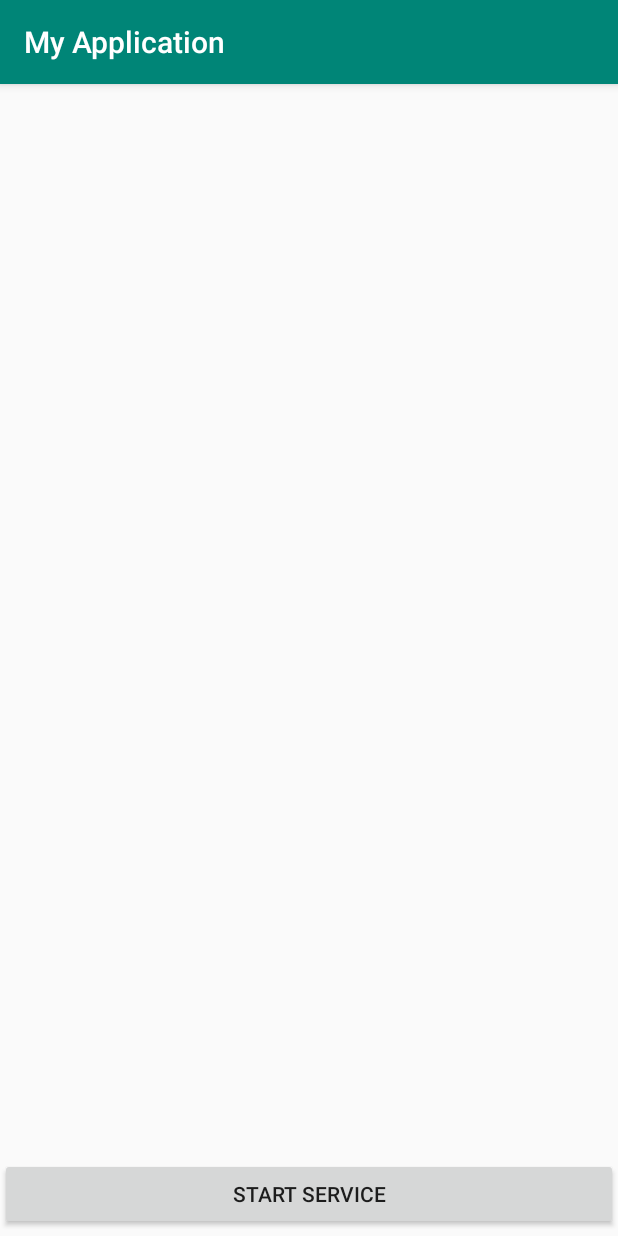
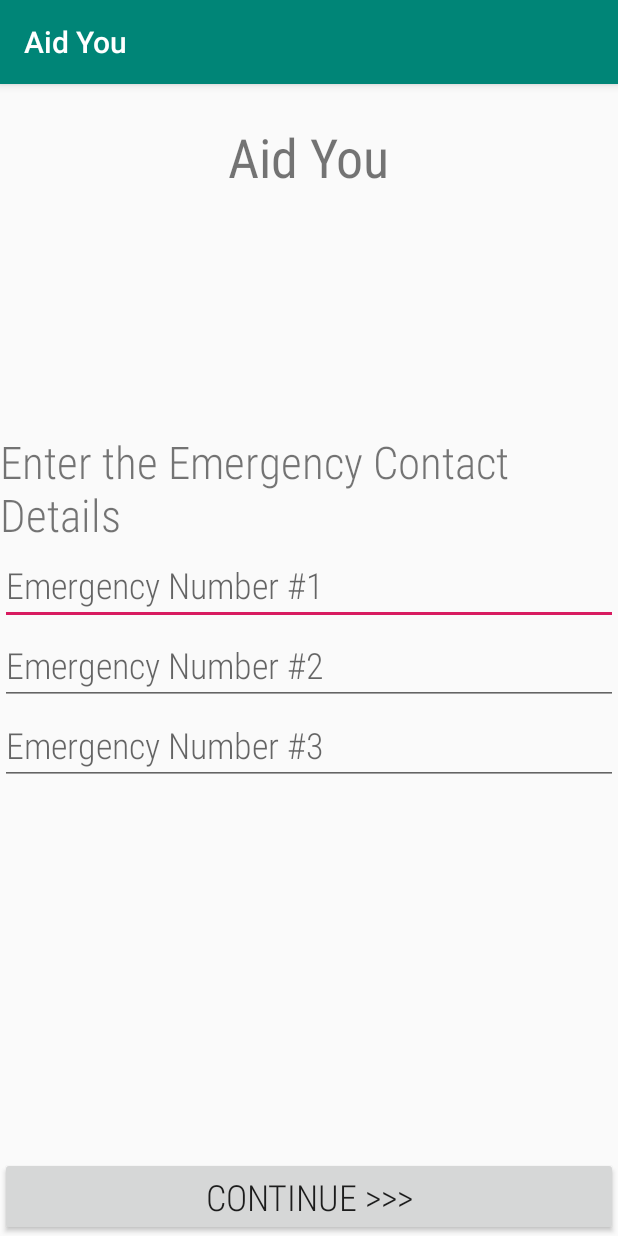
Before and after one commit to purushothkumar1472/AidOneProject, an Android app: the screen it shows after launch (MainActivity before the commit, ContactFetchActivity after it), on a phone screen of 412 x 824 dp. Run offline under Robolectric (Android 15) with nearby library versions, the phone set to English and light mode, and no system bars.

Commit message:
@sec commit purushoth 2/3/2020

```diff
--- a/app/src/main/AndroidManifest.xml
+++ b/app/src/main/AndroidManifest.xml
@@ -9,10 +9,12 @@
         android:roundIcon="@mipmap/ic_launcher_round"
         android:supportsRtl="true"
         android:theme="@style/AppTheme">
+        <activity android:name=".ContactFetchActivity"></activity>
+
         <receiver
             android:name=".MyReceiver"
             android:enabled="true"
-            android:exported="true"></receiver>
+            android:exported="true" />
 
         <service
             android:name=".AidService"
--- /dev/null
+++ b/app/src/main/java/in/apexcoders/myapplication/ContactFetchActivity.java
@@ -0,0 +1,65 @@
+package in.apexcoders.myapplication;
+
+import android.content.Intent;
+import android.content.SharedPreferences;
+import android.os.Bundle;
+import android.view.View;
+import android.widget.Button;
+import android.widget.EditText;
+
+import androidx.appcompat.app.AppCompatActivity;
+
+public class ContactFetchActivity extends AppCompatActivity {
+    Button enteredContactDetails;
+    EditText editenum1, editenum2, editenum3;
+    SharedPreferences sharedPreferences;
+    String enum1, enum2, enum3;
+
+    @Override
+    protected void onCreate(Bundle savedInstanceState) {
+        super.onCreate(savedInstanceState);
+        setContentView(R.layout.activity_contact_fetch);
+    }
+
+    @Override
+    protected void onStart() {
+        super.onStart();
+
+        enteredContactDetails = findViewById(R.id.enteredDetails);
+        editenum1 = findViewById(R.id.editEnum1);
+        editenum2 = findViewById(R.id.editEnum2);
+        editenum3 = findViewById(R.id.editEnum3);
+
+        sharedPreferences = getSharedPreferences("PreferenceAidYou", 0);
+        final SharedPreferences.Editor editor = sharedPreferences.edit();
+        enum1 = sharedPreferences.getString("EmergencyNum1", "");
+        enum2 = sharedPreferences.getString("EmergencyNum2", "");
+        enum3 = sharedPreferences.getString("EmergencyNum3", "");
+        if (!enum1.equals("")) {
+            editenum1.setText(enum1);
+        }
+
+        if (!enum2.equals("")) {
+            editenum2.setText(enum2);
+        }
+
+        if (!enum3.equals("")) {
+            editenum3.setText(enum3);
+        }
+
+        enteredContactDetails.setOnClickListener(new View.OnClickListener() {
+            @Override
+            public void onClick(View v) {
+                editor.putString("EmergencyNum1", editenum1.getText().toString());
+                editor.putString("EmergencyNum2", editenum2.getText().toString());
+                editor.putString("EmergencyNum3", editenum3.getText().toString());
+                editor.putBoolean("isFirstTime", false);
+                editor.apply();
+                Intent intent = new Intent(getApplicationContext(), MainActivity.class);
+                startActivity(intent);
+            }
+        });
+
+
+    }
+}
--- a/app/src/main/java/in/apexcoders/myapplication/MainActivity.java
+++ b/app/src/main/java/in/apexcoders/myapplication/MainActivity.java
@@ -1,28 +1,52 @@
 package in.apexcoders.myapplication;
 
+import android.Manifest;
 import android.content.Intent;
 import android.content.SharedPreferences;
+import android.content.pm.PackageManager;
 import android.os.Bundle;
 import android.view.View;
 import android.widget.Button;
 
 import androidx.appcompat.app.AppCompatActivity;
+import androidx.core.app.ActivityCompat;
+import androidx.core.content.ContextCompat;
 
 public class MainActivity extends AppCompatActivity implements View.OnClickListener {
 
     Button serviceButton;
     SharedPreferences pref;
     Boolean isOn;
-
+    Button editContactDetails;
     @Override
     protected void onCreate(Bundle savedInstanceState) {
         super.onCreate(savedInstanceState);
+        SharedPreferences sharedPreferences = getSharedPreferences("PreferenceAidYou", MODE_PRIVATE);
+        if (sharedPreferences.getBoolean("isFirstTime", true)) {
+            getContactDetails();
+        }
         setContentView(R.layout.activity_main);
     }
 
+    private void getContactDetails() {
+        Intent intent = new Intent(this, ContactFetchActivity.class);
+        startActivity(intent);
+    }
     @Override
     protected void onStart() {
         super.onStart();
+
+        if (ContextCompat.checkSelfPermission(this,
+                Manifest.permission.SEND_SMS)
+                != PackageManager.PERMISSION_GRANTED) {
+            if (ActivityCompat.shouldShowRequestPermissionRationale(this,
+                    Manifest.permission.SEND_SMS)) {
+            } else {
+                ActivityCompat.requestPermissions(this,
+                        new String[]{Manifest.permission.SEND_SMS},
+                        0);
+            }
+        }
         serviceButton = findViewById(R.id.serviceButton);
         pref = getSharedPreferences("MyPref", MODE_PRIVATE);
         isOn = pref.getBoolean("Service", false);
--- /dev/null
+++ b/app/src/main/res/layout/activity_contact_fetch.xml
@@ -0,0 +1,93 @@
+<?xml version="1.0" encoding="utf-8"?>
+<androidx.constraintlayout.widget.ConstraintLayout xmlns:android="http://schemas.android.com/apk/res/android"
+    xmlns:app="http://schemas.android.com/apk/res-auto"
+    xmlns:tools="http://schemas.android.com/tools"
+    android:layout_width="match_parent"
+    android:layout_height="match_parent"
+    tools:context=".ContactFetchActivity">
+
+    <TextView
+        android:id="@+id/textView"
+        android:layout_width="wrap_content"
+        android:layout_height="wrap_content"
+        android:layout_marginTop="24dp"
+        android:fontFamily="sans-serif-condensed"
+        android:text="@string/aid_you"
+        android:textSize="36sp"
+        app:layout_constraintEnd_toEndOf="parent"
+        app:layout_constraintStart_toStartOf="parent"
+        app:layout_constraintTop_toTopOf="parent" />
+
+    <Button
+        android:id="@+id/enteredDetails"
+        android:layout_width="match_parent"
+        android:layout_height="wrap_content"
+        android:fontFamily="sans-serif-condensed-light"
+        android:text="Continue >>>"
+        android:textSize="24sp"
+        app:layout_constraintBottom_toBottomOf="parent"
+        app:layout_constraintEnd_toEndOf="parent"
+        app:layout_constraintStart_toStartOf="parent" />
+
+    <LinearLayout
+        android:layout_width="match_parent"
+        android:layout_height="350dp"
+        android:layout_marginTop="24dp"
+        android:orientation="vertical"
+        app:layout_constraintBottom_toTopOf="@+id/enteredDetails"
+        app:layout_constraintEnd_toEndOf="parent"
+        app:layout_constraintStart_toStartOf="parent"
+        app:layout_constraintTop_toBottomOf="@+id/textView">
+
+        <TextView
+            android:id="@+id/textView2"
+            android:layout_width="match_parent"
+            android:layout_height="wrap_content"
+            android:fontFamily="sans-serif-condensed-light"
+            android:text="Enter the Emergency Contact Details"
+            android:textSize="30sp" />
+
+        <EditText
+            android:id="@+id/editEnum1"
+            android:layout_width="match_parent"
+            android:layout_height="wrap_content"
+            android:ems="10"
+            android:fontFamily="sans-serif-condensed-light"
+            android:hint="Emergency Number #1"
+            android:inputType="number"
+            android:textSize="24sp" />
+
+        <EditText
+            android:id="@+id/editEnum2"
+            android:layout_width="match_parent"
+            android:layout_height="wrap_content"
+            android:ems="10"
+            android:fontFamily="sans-serif-condensed-light"
+            android:hint="Emergency Number #2"
+            android:inputType="number"
+            android:textSize="24sp" />
+
+        <EditText
+            android:id="@+id/editEnum3"
+            android:layout_width="match_parent"
+            android:layout_height="wrap_content"
+            android:ems="10"
+            android:fontFamily="sans-serif-condensed-light"
+            android:hint="Emergency Number #3"
+            android:inputType="number"
+            android:textSize="24sp" />
+    </LinearLayout>
+</androidx.constraintlayout.widget.ConstraintLayout>
+
+    <!--<?xml version="1.0" encoding="utf-8"?>
+    <androidx.constraintlayout.widget.ConstraintLayout xmlns:android="http://schemas.android.com/apk/res/android"
+        xmlns:app="http://schemas.android.com/apk/res-auto"
+        xmlns:tools="http://schemas.android.com/tools"
+        android:layout_width="match_parent"
+        android:layout_height="match_parent"
+        tools:context=".ContactFetchActivity">
+
+    </androidx.constraintlayout.widget.ConstraintLayout>
+
+
+    -->
--- a/app/src/main/res/values/strings.xml
+++ b/app/src/main/res/values/strings.xml
@@ -1,3 +1,4 @@
 <resources>
-    <string name="app_name">My Application</string>
+    <string name="app_name">Aid You</string>
+    <string name="aid_you">Aid You</string>
 </resources>
```
Also changed, not shown: app/src/main/java/in/apexcoders/myapplication/AidService.java (+61 -6 lines), app/src/main/res/layout/activity_main.xml (+22 -0 lines).
